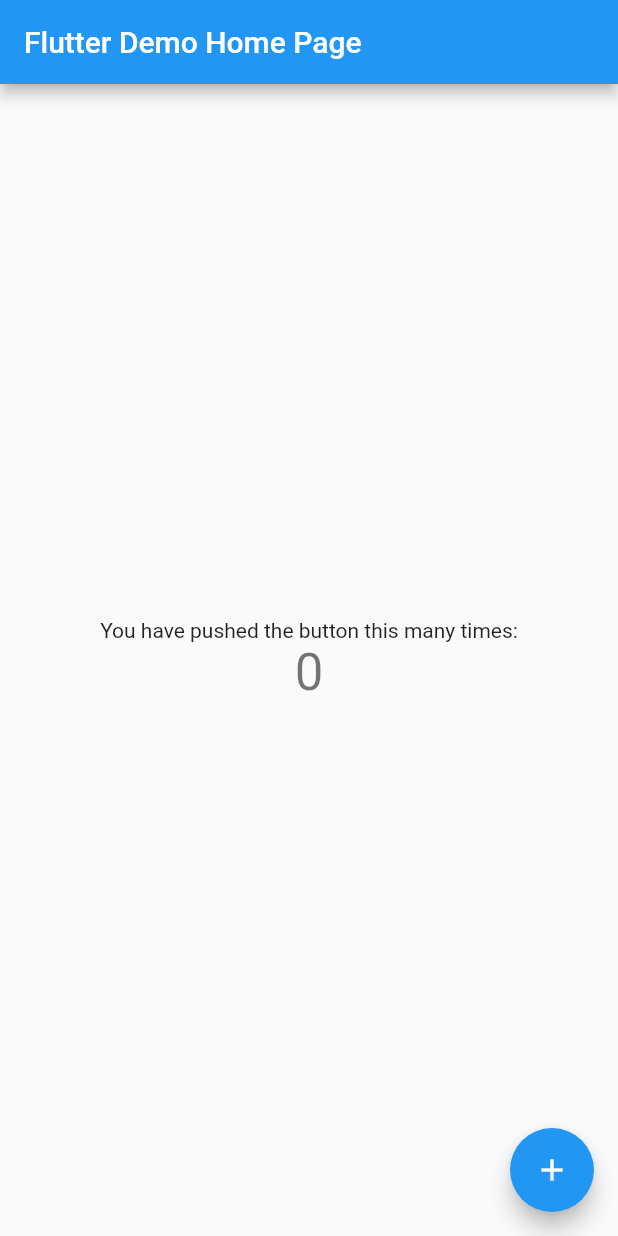
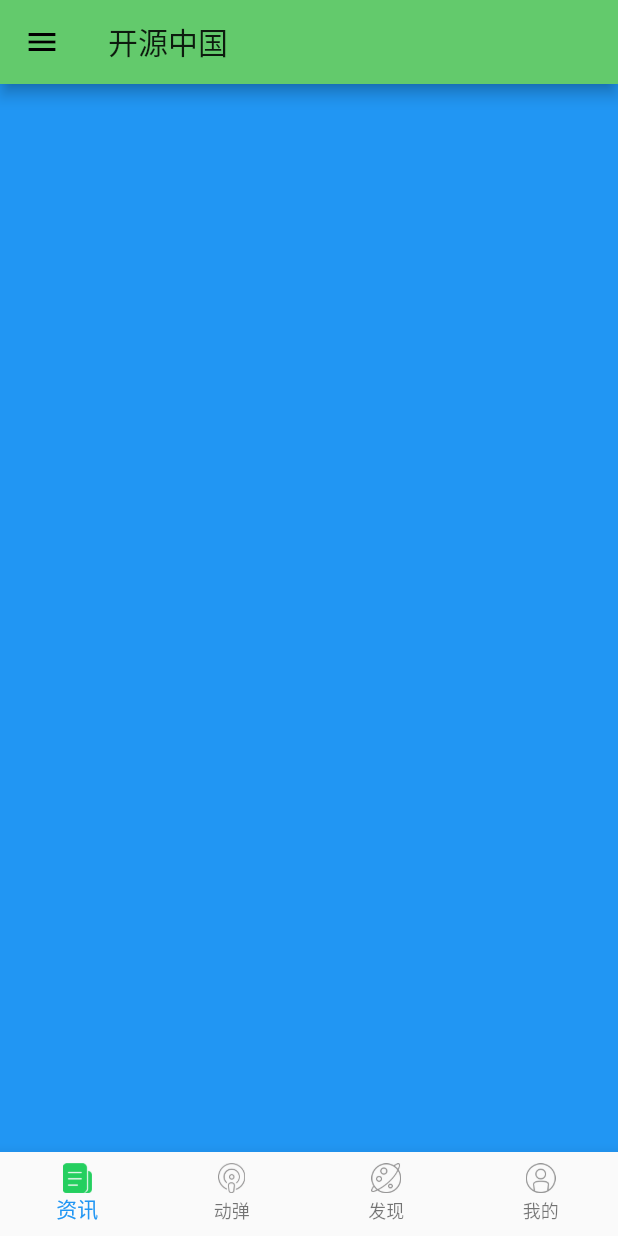
Before and after one commit to hxljy/osc_flutter, a Flutter app: the screen it shows after launch, on a phone screen of 412 x 824 dp. Run offline on Flutter 3.47's test engine with Material 2 defaults, Android fonts, the phone set to English and light mode, and no system bars.

Commit message:
加入四个模块

```diff
--- /dev/null
+++ b/lib/constants/constants.dart
@@ -0,0 +1,7 @@
+
+
+abstract class AppColors{
+  //主题色
+  static const COLOR_PRIMARY= 0xff63ca6c;
+
+}
--- /dev/null
+++ b/lib/home_page.dart
@@ -0,0 +1,74 @@
+import 'package:flutter/material.dart';
+import 'package:osc_flutter/widgets/navigation_icon_view.dart';
+
+class HomePage extends StatefulWidget {
+  @override
+  _HomePageState createState() => _HomePageState();
+}
+
+class _HomePageState extends State<HomePage> {
+  final _appBarTitle = ['资讯', '动弹', '发现', '我的'];
+  List<NavigationIconView> _navigationIconViews;
+  var _currentIndex = 0;
+  List<Widget> _pages;
+
+  @override
+  void initState() {
+    // TODO: implement initState
+    super.initState();
+
+    _navigationIconViews = [
+      NavigationIconView(
+          title: '资讯',
+          iconPath: 'assets/images/ic_nav_news_normal.png',
+          activeIconPath: 'assets/images/ic_nav_news_actived.png'),
+      NavigationIconView(
+          title: '动弹',
+          iconPath: 'assets/images/ic_nav_tweet_normal.png',
+          activeIconPath: 'assets/images/ic_nav_tweet_actived.png'),
+      NavigationIconView(
+          title: '发现',
+          iconPath: 'assets/images/ic_nav_discover_normal.png',
+          activeIconPath: 'assets/images/ic_nav_discover_actived.png'),
+      NavigationIconView(
+          title: '我的',
+          iconPath: 'assets/images/ic_nav_my_normal.png',
+          activeIconPath: 'assets/images/ic_nav_my_pressed.png'),
+    ];
+    _pages = [
+      Container(
+        color: Colors.blue,
+      ),
+      Container(
+        color: Colors.red,
+      ),
+      Container(
+        color: Colors.yellow,
+      ),
+      Container(
+        color: Colors.indigo,
+      )
+    ];
+  }
+
+  @override
+  Widget build(BuildContext context) {
+    return Scaffold(
+      appBar: AppBar(
+        title: Text('开源中国'),
+      ),
+      body: _pages[_currentIndex],
+      bottomNavigationBar: BottomNavigationBar(
+        items: _navigationIconViews.map((view) => view.item).toList(),
+        type: BottomNavigationBarType.fixed,
+        currentIndex: _currentIndex,
+        onTap: (index) {
+          setState(() {
+            _currentIndex = index;
+          });
+        },
+      ),
+      drawer: Drawer(),
+    );
+  }
+}
--- a/lib/main.dart
+++ b/lib/main.dart
@@ -1,4 +1,6 @@
 import 'package:flutter/material.dart';
+import 'package:osc_flutter/constants/constants.dart' show AppColors;
+import 'package:osc_flutter/home_page.dart';
 
 void main() => runApp(MyApp());
 
@@ -7,105 +9,12 @@ class MyApp extends StatelessWidget {
   @override
   Widget build(BuildContext context) {
     return MaterialApp(
-      title: 'Flutter Demo',
+      title: '开源中国',
       theme: ThemeData(
-        // This is the theme of your application.
-        //
-        // Try running your application with "flutter run". You'll see the
-        // application has a blue toolbar. Then, without quitting the app, try
-        // changing the primarySwatch below to Colors.green and then invoke
-        // "hot reload" (press "r" in the console where you ran "flutter run",
-        // or simply save your changes to "hot reload" in a Flutter IDE).
-        // Notice that the counter didn't reset back to zero; the application
-        // is not restarted.
-        primarySwatch: Colors.blue,
+        primaryColor: Color(AppColors.COLOR_PRIMARY),
+
       ),
-      home: MyHomePage(title: 'Flutter Demo Home Page'),
+      home: HomePage(),
     );
   }
 }
-
-class MyHomePage extends StatefulWidget {
-  MyHomePage({Key key, this.title}) : super(key: key);
-
-  // This widget is the home page of your application. It is stateful, meaning
-  // that it has a State object (defined below) that contains fields that affect
-  // how it looks.
-
-  // This class is the configuration for the state. It holds the values (in this
-  // case the title) provided by the parent (in this case the App widget) and
-  // used by the build method of the State. Fields in a Widget subclass are
-  // always marked "final".
-
-  final String title;
-
-  @override
-  _MyHomePageState createState() => _MyHomePageState();
-}
-
-class _MyHomePageState extends State<MyHomePage> {
-  int _counter = 0;
-
-  void _incrementCounter() {
-    setState(() {
-      // This call to setState tells the Flutter framework that something has
-      // changed in this State, which causes it to rerun the build method below
-      // so that the display can reflect the updated values. If we changed
-      // _counter without calling setState(), then the build method would not be
-      // called again, and so nothing would appear to happen.
-      _counter++;
-    });
-  }
-
-  @override
-  Widget build(BuildContext context) {
-    // This method is rerun every time setState is called, for instance as done
-    // by the _incrementCounter method above.
-    //
-    // The Flutter framework has been optimized to make rerunning build methods
-    // fast, so that you can just rebuild anything that needs updating rather
-    // than having to individually change instances of widgets.
-    return Scaffold(
-      appBar: AppBar(
-        // Here we take the value from the MyHomePage object that was created by
-        // the App.build method, and use it to set our appbar title.
-        title: Text(widget.title),
-      ),
-      body: Center(
-        // Center is a layout widget. It takes a single child and positions it
-        // in the middle of the parent.
-        child: Column(
-          // Column is also layout widget. It takes a list of children and
-          // arranges them vertically. By default, it sizes itself to fit its
-          // children horizontally, and tries to be as tall as its parent.
-          //
-          // Invoke "debug painting" (press "p" in the console, choose the
-          // "Toggle Debug Paint" action from the Flutter Inspector in Android
-          // Studio, or the "Toggle Debug Paint" command in Visual Studio Code)
-          // to see the wireframe for each widget.
-          //
-          // Column has various properties to control how it sizes itself and
-          // how it positions its children. Here we use mainAxisAlignment to
-          // center the children vertically; the main axis here is the vertical
-          // axis because Columns are vertical (the cross axis would be
-          // horizontal).
-          mainAxisAlignment: MainAxisAlignment.center,
-          children: <Widget>[
-            Text(
-              'You have pushed the button this many times:',
-            ),
-            Text(
-              '$_counter',
-              style: Theme.of(context).textTheme.display1,
-            ),
-          ],
-        ),
-      ),
-      floatingActionButton: FloatingActionButton(
-        onPressed: _incrementCounter,
-        tooltip: 'Increment',
-        child: Icon(Icons.add),
-      ), // This trailing comma makes auto-formatting nicer for build methods.
-    );
-  }
-}
--- /dev/null
+++ b/lib/widgets/navigation_icon_view.dart
@@ -0,0 +1,32 @@
+import 'package:flutter/material.dart';
+
+class NavigationIconView {
+  //item
+  final BottomNavigationBarItem item;
+
+  //title
+  final String title;
+
+  //icon path
+  final String iconPath;
+
+  //actived icon path
+  final String activeIconPath;
+
+  NavigationIconView(
+      {@required this.title,
+      @required this.iconPath,
+      @required this.activeIconPath})
+      : item = BottomNavigationBarItem(
+            icon: Image.asset(
+              iconPath,
+              width: 20.0,
+              height: 20.0,
+            ),
+            activeIcon: Image.asset(
+              activeIconPath,
+              width: 20.0,
+              height: 20.0,
+            ),
+            title: Text(title));
+}
```
Also changed, not shown: pubspec.yaml (+10 -51 lines), assets/images/cover_img.jpg (added), assets/images/ic_avatar_default.png (added), assets/images/ic_nav_discover_actived.png (added), assets/images/ic_nav_discover_normal.png (added), assets/images/ic_nav_my_normal.png (added), assets/images/ic_nav_my_pressed.png (added), assets/images/ic_nav_news_actived.png (added), assets/images/ic_nav_news_normal.png (added), assets/images/ic_nav_tweet_actived.png (added), assets/images/ic_nav_tweet_normal.png (added).
